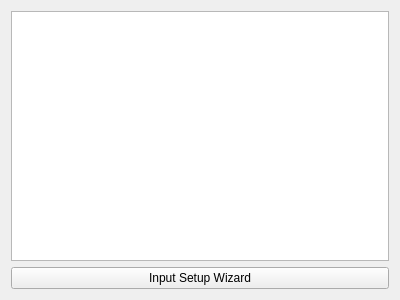
Qt form pages/pageappsettings.ui (WeiDe2512/Saluqi-Motors) before a commit.
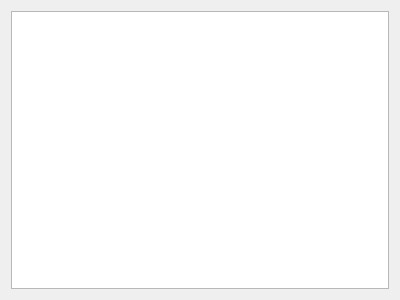
The same form after that commit. Icons and pictures are not drawn. Custom widgets are drawn as their Qt base class.

```diff
--- a/pages/pageappsettings.ui
+++ b/pages/pageappsettings.ui
@@ -17,17 +17,6 @@
    <item>
     <widget class="VTextBrowser" name="textEdit"/>
    </item>
-   <item>
-    <widget class="QPushButton" name="appWizardButton">
-     <property name="text">
-      <string>Input Setup Wizard</string>
-     </property>
-     <property name="icon">
-      <iconset resource="../res.qrc">
-       <normaloff>:/res/icons/Wizard-96.png</normaloff>:/res/icons/Wizard-96.png</iconset>
-     </property>
-    </widget>
-   </item>
   </layout>
  </widget>
  <customwidgets>
```
Left out of the diff: 4 changed lines with no effect on the pictures.
